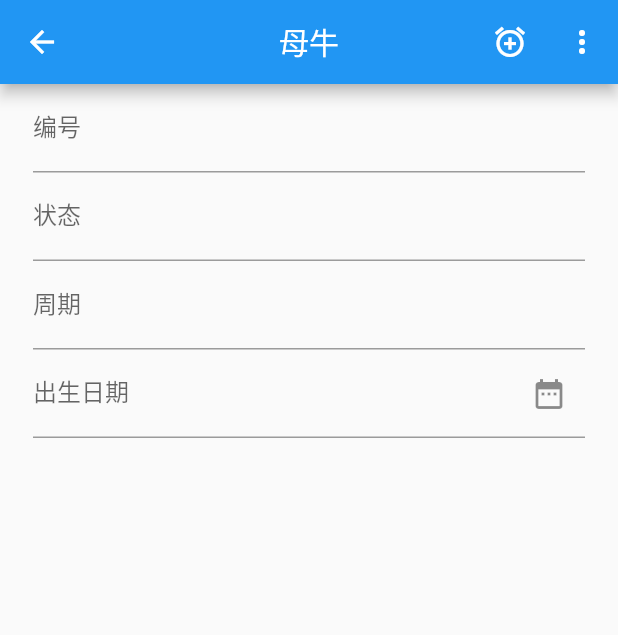
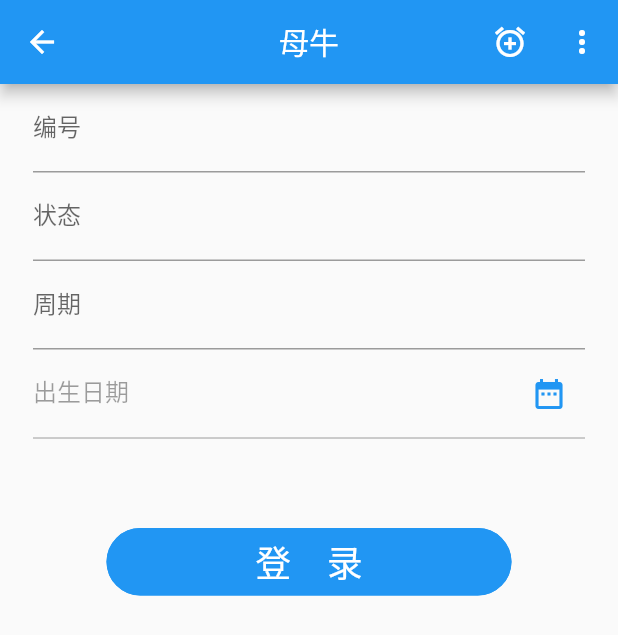
Before and after one commit to fivem/flutter_shiniu, a Flutter app: the CowFormPage screen opened directly, on a phone screen of 412 x 824 dp. Shown: the top 635 px of the screen. Run offline on Flutter 3.47's test engine with Material 2 defaults, Android fonts, the phone set to English and light mode, and no system bars; our stand-ins replace date_format, dio, sqflite; missing offline and left inert: mock_web_server; accounts and stored records are empty.

Commit message:
process form date element

```diff
--- a/lib/main/producePage/productDetailPage/cowFormPage.dart
+++ b/lib/main/producePage/productDetailPage/cowFormPage.dart
@@ -15,6 +15,7 @@ class CowFormPage extends StatefulWidget {
 
 class _CowFormPageState extends State<CowFormPage> {
   final _formKey = GlobalKey<FormState>();
+  TextEditingController _birthDayController = TextEditingController();
   CowEntity cowEntity = new CowEntity();
 
   @override
@@ -47,30 +48,31 @@ class _CowFormPageState extends State<CowFormPage> {
                 print(cowEntity.birthDay);
               },
             ),
-             TextFormField(
+             InkWell(
+               child:TextFormField(
+                 enabled: false,
+                 controller: _birthDayController,
                  decoration:InputDecoration(
-                   labelText: '出生日期',
+                   labelText:  "出生日期",
                    suffixIcon: IconButton(
                        icon: Icon(
                          Icons.date_range,
+                         color: Colors.blue,
                        ),
                        onPressed: () {
-                         setState(() {
-                           DatePicker().openDatePicker(context,cowEntity.birthDay).then((result){
-                             cowEntity.birthDay = formatDate(result, [yyyy, "-", mm, "-", dd]);
-                           });
-                         });
+
                        }),
 
                  ),
                    validator:(String value){
-                 String result = "";
+                     String result = null;
                      var dateReg = RegExp("20[0-9]{2}-[0-9]{2}-[0-9]{2}");
                      if(!dateReg.hasMatch(value)){
                        result = "请输入正确日期(例如:2019-02-20)";
                      }else{
                        try{
-                     DateTime.parse(value);
+                         var temp = DateTime.parse(value);
+                         print(temp);
                        }catch(e){
                          result =  "非法日期";
                        }
@@ -78,6 +80,43 @@ class _CowFormPageState extends State<CowFormPage> {
                      return result;
                    }
                ),
+               onTap: (){
+                 setState(() {
+                   DatePicker().openDatePicker(context,cowEntity.birthDay).then((result){
+                     //choose date
+                     if(result!=null){
+                       cowEntity.birthDay = formatDate(result, [yyyy, "-", mm, "-", dd]);
+                       _birthDayController.text = cowEntity.birthDay;
+                     }
+                   });
+                 });
+               }
+             ),
+             SizedBox(height: 60.0),
+             Align(
+               child:SizedBox(
+                 height: 45.0,
+                 width: 270.0,
+                 child: RaisedButton(
+                   child: Text(
+                     '登    录',
+                     style: Theme.of(context).primaryTextTheme.headline,
+                   ),
+                   color: Colors.blue,
+                   elevation:0,
+                   highlightElevation:0,
+                   disabledElevation:0,
+                     shape: StadiumBorder(side: BorderSide(color:Colors.blue)),
+                     onPressed: (){
+                     if(_formKey.currentState.validate()){
+                       _formKey.currentState.save();
+                     }
+
+                 }
+
+                 ),
+               )
+             )
 
 
           ],
```
Also changed, not shown: pubspec.lock. Lines whose indentation alone changed are shown as unchanged.
